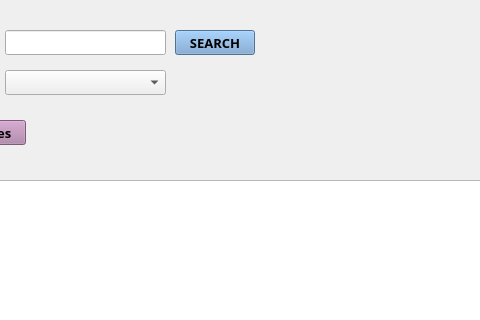
This is details.ui in casalete/ErasmusIo as Qt 5 draws it before an edit; both pictures show x 375 to 855 and y 0 to 320 of the 1100 by 674 pixel window. The edited form follows.
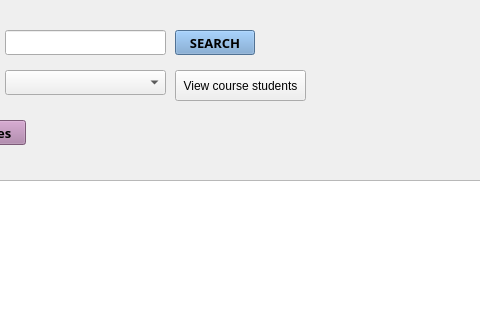
This is the edited form. Icons and pictures are not drawn.

Commit message: details now shows selected course students

Patch:
```diff
--- a/details.ui
+++ b/details.ui
@@ -183,6 +183,19 @@
     <string>BACK</string>
    </property>
   </widget>
+  <widget class="QPushButton" name="viewStudentsButton">
+   <property name="geometry">
+    <rect>
+     <x>550</x>
+     <y>70</y>
+     <width>131</width>
+     <height>31</height>
+    </rect>
+   </property>
+   <property name="text">
+    <string>View course students</string>
+   </property>
+  </widget>
  </widget>
  <resources/>
  <connections/>
```
The commit also changes 3 other files.
